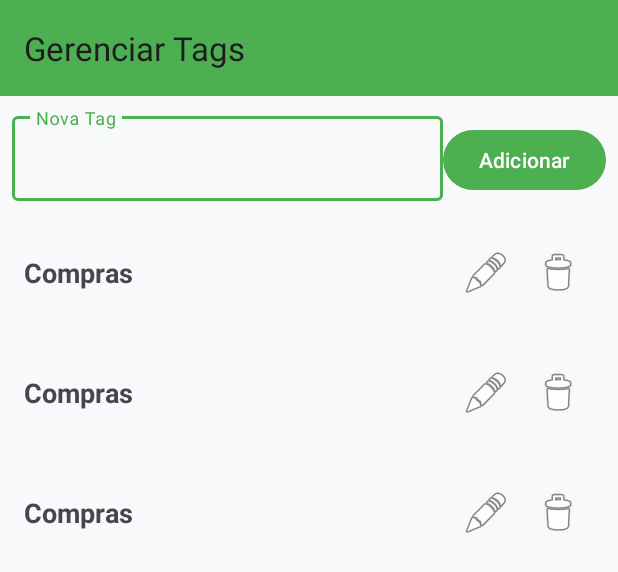
After one commit to BrenoAAntonio/Calculadora-de-gastos-diarios, an Android app: the layout activity_gerenciar_tags.xml on its own in the app's theme, with its tools: preview values and no code run, on a phone screen of 412 x 824 dp. The commit adds this screen. Shown: the top 572 px of the screen. Run offline under Robolectric (Android 15) with nearby library versions, the phone set to English and light mode, and no system bars.

Commit message:
TAGS criadas para ajudarmos no gerenciamento das despesas no caso adicionamos mais duas tabelas com relaçao n-n atuamente nao estamos usando elas so a criamos editamos e deletamos

```diff
--- a/app/src/main/AndroidManifest.xml
+++ b/app/src/main/AndroidManifest.xml
@@ -32,6 +32,8 @@
         <activity android:name=".view.activities.EditarDespesaActivity" />
 
         <activity android:name=".view.activities.AdicionarCategoriaActivity" />
+
+        <activity android:name=".view.activities.GerenciarTagsActivity" />
     </application>
 
 </manifest>
--- a/app/src/main/java/calculadoraGastos/Acme/view/activities/MainActivity.kt
+++ b/app/src/main/java/calculadoraGastos/Acme/view/activities/MainActivity.kt
@@ -179,6 +179,9 @@ class MainActivity : AppCompatActivity(), NavigationView.OnNavigationItemSelecte
             }
             R.id.nav_home -> {
             }
+            R.id.nav_manage_tags -> { // Adicione este caso
+                startActivity(Intent(this, GerenciarTagsActivity::class.java))
+            }
         }
         drawerLayout.closeDrawer(GravityCompat.START)
         return true
--- /dev/null
+++ b/app/src/main/res/layout/activity_gerenciar_tags.xml
@@ -0,0 +1,51 @@
+<?xml version="1.0" encoding="utf-8"?>
+<LinearLayout xmlns:android="http://schemas.android.com/apk/res/android"
+    xmlns:app="http://schemas.android.com/apk/res-auto"
+    xmlns:tools="http://schemas.android.com/tools"
+    android:layout_width="match_parent"
+    android:layout_height="match_parent"
+    android:orientation="vertical"
+    tools:context=".view.activities.GerenciarTagsActivity">
+
+    <androidx.appcompat.widget.Toolbar
+        android:id="@+id/toolbar"
+        android:layout_width="match_parent"
+        android:layout_height="?attr/actionBarSize"
+        android:background="?attr/colorPrimary"
+        android:theme="?attr/actionBarTheme"
+        app:title="Gerenciar Tags" />
+
+    <LinearLayout
+        android:layout_width="match_parent"
+        android:layout_height="wrap_content"
+        android:orientation="horizontal"
+        android:padding="8dp">
+
+        <com.google.android.material.textfield.TextInputLayout
+            android:layout_width="0dp"
+            android:layout_height="wrap_content"
+            android:layout_weight="1">
+
+            <com.google.android.material.textfield.TextInputEditText
+                android:id="@+id/editTextNovaTag"
+                android:layout_width="match_parent"
+                android:layout_height="wrap_content"
+                android:hint="Nova Tag" />
+        </com.google.android.material.textfield.TextInputLayout>
+
+        <Button
+            android:id="@+id/buttonAdicionarTag"
+            android:layout_width="wrap_content"
+            android:layout_height="wrap_content"
+            android:text="Adicionar" />
+
+    </LinearLayout>
+
+    <androidx.recyclerview.widget.RecyclerView
+        android:id="@+id/recyclerViewTags"
+        android:layout_width="match_parent"
+        android:layout_height="0dp"
+        android:layout_weight="1"
+        tools:listitem="@layout/item_tag" />
+
+</LinearLayout>
--- /dev/null
+++ b/app/src/main/res/layout/item_tag.xml
@@ -0,0 +1,36 @@
+<?xml version="1.0" encoding="utf-8"?>
+<LinearLayout xmlns:android="http://schemas.android.com/apk/res/android"
+    xmlns:tools="http://schemas.android.com/tools"
+    android:layout_width="match_parent"
+    android:layout_height="wrap_content"
+    android:orientation="horizontal"
+    android:padding="16dp"
+    android:gravity="center_vertical">
+
+    <TextView
+        android:id="@+id/textViewNomeTag"
+        android:layout_width="0dp"
+        android:layout_height="wrap_content"
+        android:layout_weight="1"
+        android:textSize="18sp"
+        android:textStyle="bold"
+        android:text="Nome da Tag"
+        tools:text="Compras" />
+
+    <ImageButton
+        android:id="@+id/buttonEditarTag"
+        android:layout_width="48dp"
+        android:layout_height="48dp"
+        android:src="@android:drawable/ic_menu_edit"
+        android:background="?attr/selectableItemBackgroundBorderless"
+        android:contentDescription="Editar Tag" />
+
+    <ImageButton
+        android:id="@+id/buttonRemoverTag"
+        android:layout_width="48dp"
+        android:layout_height="48dp"
+        android:src="@android:drawable/ic_menu_delete"
+        android:background="?attr/selectableItemBackgroundBorderless"
+        android:contentDescription="Remover Tag" />
+
+</LinearLayout>
--- a/app/src/main/res/menu/drawer_menu.xml
+++ b/app/src/main/res/menu/drawer_menu.xml
@@ -11,6 +11,9 @@
             android:id="@+id/nav_add_category"
             android:title="Adicionar Categoria" />
         <item
+            android:id="@+id/nav_manage_tags"
+            android:title="Gerenciar Tags" />
+        <item
             android:id="@+id/nav_list_expenses"
             android:title="Listar Despesas" />
         <item
```
Also changed, not shown: app/build.gradle.kts (+5 -3 lines), app/src/main/java/calculadoraGastos/Acme/controller/TagController.kt (added, +53 -0 lines), app/src/main/java/calculadoraGastos/Acme/database/AppDatabase.kt (+4 -5 lines), app/src/main/java/calculadoraGastos/Acme/model/DespesaTag.kt (added, +31 -0 lines), app/src/main/java/calculadoraGastos/Acme/model/DespesaTagDao.kt (added, +22 -0 lines), app/src/main/java/calculadoraGastos/Acme/model/Tag.kt (added, +11 -0 lines), app/src/main/java/calculadoraGastos/Acme/model/TagDao.kt (added, +25 -0 lines), app/src/main/java/calculadoraGastos/Acme/view/activities/GerenciarTagsActivity.kt (added, +111 -0 lines), app/src/main/java/calculadoraGastos/Acme/view/adapters/TagAdapter.kt (added, +49 -0 lines).
